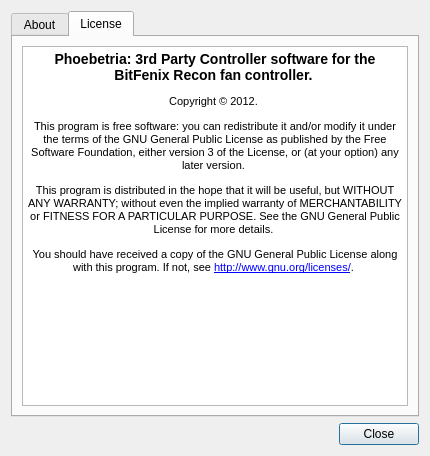
Before: the Qt Designer form gui_about.ui in Shub77/phoebetria-code, drawn with Qt 5.
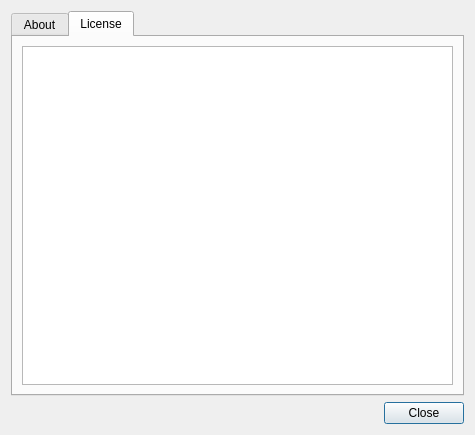
After: the same form once the commit is applied. The open tabs and pages were chosen to show the change. Icons and pictures are not drawn.

Commit message: Slight re-adjustment of dialog sizes.

```diff
--- a/gui_about.ui
+++ b/gui_about.ui
@@ -6,8 +6,8 @@
    <rect>
     <x>0</x>
     <y>0</y>
-    <width>430</width>
-    <height>456</height>
+    <width>475</width>
+    <height>435</height>
    </rect>
   </property>
   <property name="windowTitle">
@@ -332,12 +332,8 @@
           <string>&lt;!DOCTYPE HTML PUBLIC &quot;-//W3C//DTD HTML 4.0//EN&quot; &quot;http://www.w3.org/TR/REC-html40/strict.dtd&quot;&gt;
 &lt;html&gt;&lt;head&gt;&lt;meta name=&quot;qrichtext&quot; content=&quot;1&quot; /&gt;&lt;style type=&quot;text/css&quot;&gt;
 p, li { white-space: pre-wrap; }
-&lt;/style&gt;&lt;/head&gt;&lt;body style=&quot; font-family:'MS Shell Dlg 2'; font-size:8.25pt; font-weight:400; font-style:normal;&quot;&gt;
-&lt;p align=&quot;center&quot; style=&quot; margin-top:14px; margin-bottom:12px; margin-left:0px; margin-right:0px; -qt-block-indent:0; text-indent:0px;&quot;&gt;&lt;span style=&quot; font-size:large; font-weight:600;&quot;&gt;Phoebetria: 3rd Party Controller software for the BitFenix Recon fan controller.&lt;/span&gt; &lt;/p&gt;
-&lt;p align=&quot;center&quot; style=&quot; margin-top:12px; margin-bottom:12px; margin-left:0px; margin-right:0px; -qt-block-indent:0; text-indent:0px;&quot;&gt;Copyright © 2012. &lt;/p&gt;
-&lt;p align=&quot;center&quot; style=&quot; margin-top:12px; margin-bottom:12px; margin-left:0px; margin-right:0px; -qt-block-indent:0; text-indent:0px;&quot;&gt;This program is free software: you can redistribute it and/or modify it under the terms of the GNU General Public License as published by the Free Software Foundation, either version 3 of the License, or (at your option) any later version. &lt;/p&gt;
-&lt;p align=&quot;center&quot; style=&quot; margin-top:12px; margin-bottom:12px; margin-left:0px; margin-right:0px; -qt-block-indent:0; text-indent:0px;&quot;&gt;This program is distributed in the hope that it will be useful, but WITHOUT ANY WARRANTY; without even the implied warranty of MERCHANTABILITY or FITNESS FOR A PARTICULAR PURPOSE. See the GNU General Public License for more details. &lt;/p&gt;
-&lt;p align=&quot;center&quot; style=&quot; margin-top:12px; margin-bottom:12px; margin-left:0px; margin-right:0px; -qt-block-indent:0; text-indent:0px;&quot;&gt;You should have received a copy of the GNU General Public License along with this program. If not, see &lt;a href=&quot;http://www.gnu.org/licenses/&quot;&gt;&lt;span style=&quot; text-decoration: underline; color:#0000ff;&quot;&gt;http://www.gnu.org/licenses/&lt;/span&gt;&lt;/a&gt;. &lt;/p&gt;&lt;/body&gt;&lt;/html&gt;</string>
+&lt;/style&gt;&lt;/head&gt;&lt;body style=&quot; font-family:'Tahoma'; font-size:9pt; font-weight:400; font-style:normal;&quot;&gt;
+&lt;p style=&quot;-qt-paragraph-type:empty; margin-top:0px; margin-bottom:0px; margin-left:0px; margin-right:0px; -qt-block-indent:0; text-indent:0px;&quot;&gt;&lt;br /&gt;&lt;/p&gt;&lt;/body&gt;&lt;/html&gt;</string>
          </property>
          <property name="source">
           <url>
```
Left out of the diff: 7 changed lines with no effect on the pictures.
